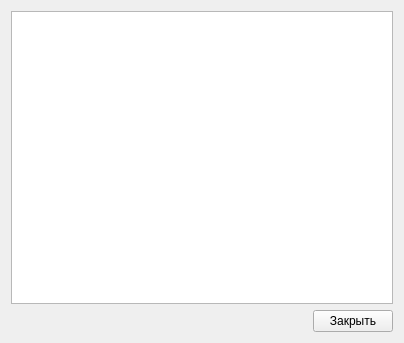
bmakarenko/gost-crypto-gui, file viewcert.ui: the form before one commit.
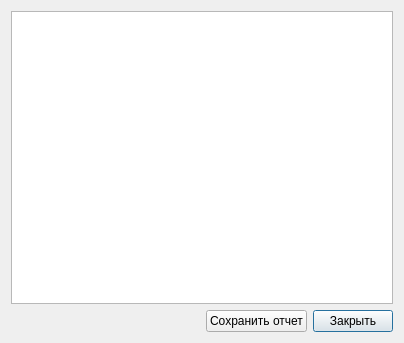
The form after the commit.

Commit message: Save report on signature verification

Patch:
```diff
--- a/viewcert.ui
+++ b/viewcert.ui
@@ -27,16 +27,32 @@
      </property>
     </spacer>
    </item>
-   <item row="1" column="1">
+   <item row="1" column="2">
     <widget class="QPushButton" name="close_cert_view">
      <property name="text">
       <string>Закрыть</string>
      </property>
+     <property name="default">
+      <bool>true</bool>
+     </property>
     </widget>
    </item>
-   <item row="0" column="0" colspan="2">
+   <item row="0" column="0" colspan="3">
     <widget class="QListWidget" name="cert_listview"/>
    </item>
+   <item row="1" column="1">
+    <widget class="QPushButton" name="saveReport">
+     <property name="enabled">
+      <bool>true</bool>
+     </property>
+     <property name="text">
+      <string>Сохранить отчет</string>
+     </property>
+     <property name="checkable">
+      <bool>false</bool>
+     </property>
+    </widget>
+   </item>
   </layout>
  </widget>
  <resources/>
```
The commit also changes 4 other files.
